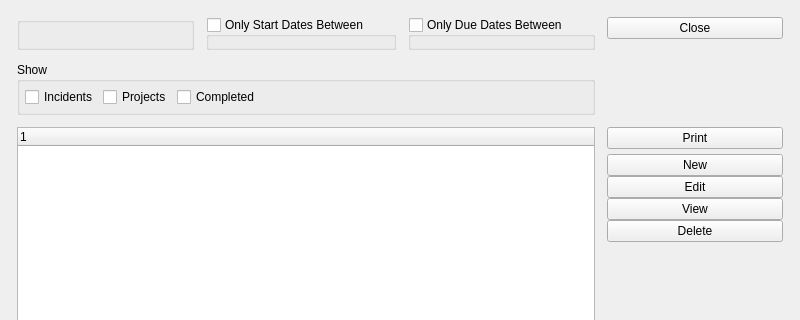
Qt form xtuple/trunk/guiclient/todoList.ui (WooodHead/xtuple) before a commit; both pictures show x 0 to 800 and y 0 to 320 of the 800 by 600 pixel window.
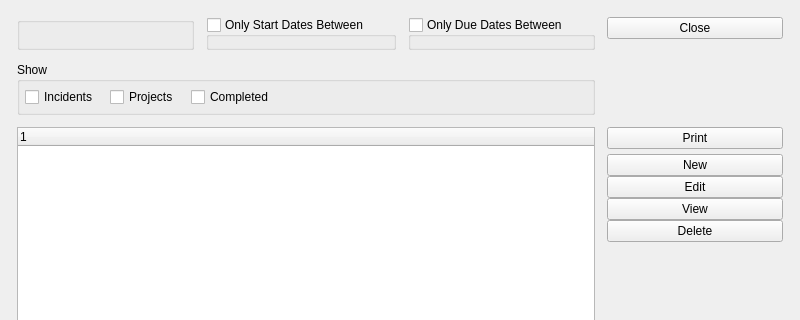
The same form after that commit. Custom widgets are drawn as their Qt base class.

Patch:
```diff
--- a/xtuple/trunk/guiclient/todoList.ui
+++ b/xtuple/trunk/guiclient/todoList.ui
@@ -12,9 +12,9 @@
   <property name="windowTitle" >
    <string>To-Do List</string>
   </property>
+  <layout class="QGridLayout" name="gridLayout_5" >
+   <item row="0" column="0" >
   <layout class="QGridLayout" name="gridLayout_4" >
-   <item row="0" column="0" >
-    <layout class="QGridLayout" name="gridLayout_2" >
      <property name="margin" >
       <number>12</number>
      </property>
@@ -101,7 +101,12 @@
        <property name="title" >
         <string>Show</string>
        </property>
+       <layout class="QGridLayout" name="gridLayout_2" >
+        <item row="0" column="0" >
        <layout class="QHBoxLayout" name="horizontalLayout" >
+          <property name="spacing" >
+           <number>12</number>
+          </property>
         <item>
          <widget class="XCheckBox" name="_incidents" >
           <property name="text" >
@@ -135,6 +140,8 @@
            </size>
           </property>
          </spacer>
+          </item>
+         </layout>
         </item>
        </layout>
       </widget>
```
Lines whose indentation alone changed are shown as unchanged.
